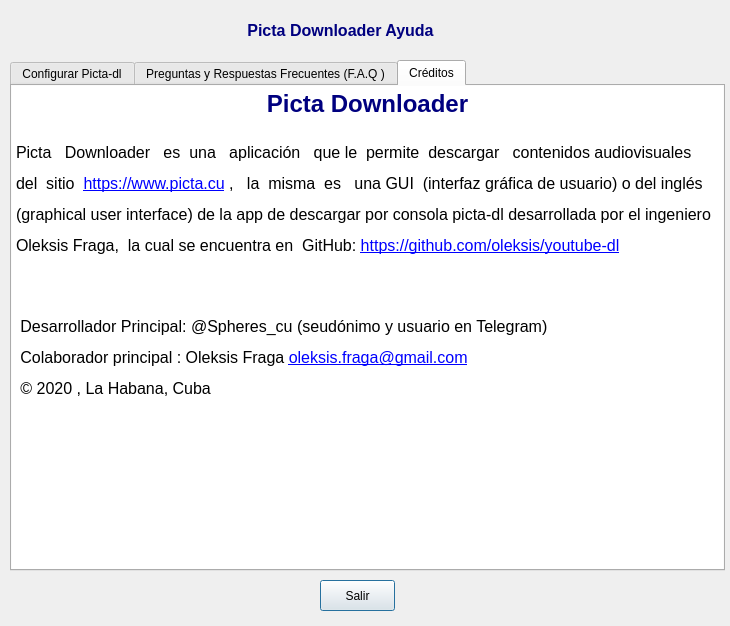
First picture: the form in information.ui, repository oleksis/picta-dl-gui, before the edit.
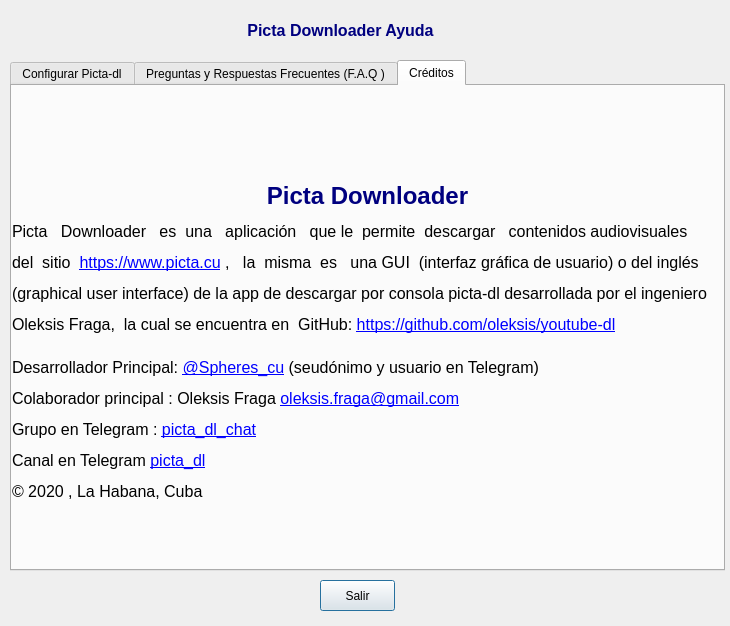
Second picture: the form after the edit. Icons and pictures are not drawn.

```diff
--- a/information.ui
+++ b/information.ui
@@ -175,57 +175,36 @@
     <attribute name="title">
      <string>Créditos</string>
     </attribute>
-    <widget class="QTextEdit" name="txtCredits">
+    <widget class="QLabel" name="lblCredits">
      <property name="geometry">
       <rect>
        <x>0</x>
        <y>0</y>
        <width>711</width>
-       <height>488</height>
+       <height>511</height>
       </rect>
      </property>
-     <property name="font">
-      <font>
-       <family>Arial</family>
-      </font>
-     </property>
-     <property name="focusPolicy">
-      <enum>Qt::NoFocus</enum>
-     </property>
-     <property name="contextMenuPolicy">
-      <enum>Qt::DefaultContextMenu</enum>
-     </property>
-     <property name="acceptDrops">
-      <bool>false</bool>
-     </property>
-     <property name="frameShape">
-      <enum>QFrame::NoFrame</enum>
-     </property>
-     <property name="frameShadow">
-      <enum>QFrame::Plain</enum>
-     </property>
-     <property name="lineWidth">
-      <number>0</number>
-     </property>
-     <property name="documentTitle">
-      <string/>
-     </property>
-     <property name="undoRedoEnabled">
-      <bool>false</bool>
-     </property>
-     <property name="html">
+     <property name="text">
       <string>&lt;!DOCTYPE HTML PUBLIC &quot;-//W3C//DTD HTML 4.0//EN&quot; &quot;http://www.w3.org/TR/REC-html40/strict.dtd&quot;&gt;
 &lt;html&gt;&lt;head&gt;&lt;meta name=&quot;qrichtext&quot; content=&quot;1&quot; /&gt;&lt;style type=&quot;text/css&quot;&gt;
 p, li { white-space: pre-wrap; }
-&lt;/style&gt;&lt;/head&gt;&lt;body style=&quot; font-family:'Arial'; font-size:8.25pt; font-weight:400; font-style:normal;&quot;&gt;
+&lt;/style&gt;&lt;/head&gt;&lt;body style=&quot; font-family:'MS Shell Dlg 2'; font-size:8pt; font-weight:400; font-style:normal;&quot;&gt;
 &lt;p align=&quot;center&quot; style=&quot; margin-top:12px; margin-bottom:12px; margin-left:0px; margin-right:0px; -qt-block-indent:0; text-indent:0px;&quot;&gt;&lt;img src=&quot;:/Logos/picta-dl-gui_logo.png&quot; /&gt;&lt;/p&gt;
-&lt;p align=&quot;center&quot; style=&quot; margin-top:12px; margin-bottom:12px; margin-left:0px; margin-right:0px; -qt-block-indent:0; text-indent:0px;&quot;&gt;&lt;span style=&quot; font-size:18pt; font-weight:600; color:#00007f;&quot;&gt;Picta Downloader&lt;/span&gt;&lt;/p&gt;
-&lt;p style=&quot; margin-top:12px; margin-bottom:12px; margin-left:0px; margin-right:0px; -qt-block-indent:0; text-indent:0px;&quot;&gt;&lt;br /&gt;&lt;span style=&quot; font-size:12.25pt;&quot;&gt;Picta   Downloader   es  una   aplicación   que le  permite  descargar   contenidos audiovisuales  &lt;/span&gt;&lt;/p&gt;
-&lt;p style=&quot; margin-top:12px; margin-bottom:12px; margin-left:0px; margin-right:0px; -qt-block-indent:0; text-indent:0px;&quot;&gt;&lt;span style=&quot; font-size:12.25pt;&quot;&gt;del  sitio  &lt;/span&gt;&lt;a href=&quot;https://www.picta.cu&quot;&gt;&lt;span style=&quot; font-size:12.25pt; text-decoration: underline; color:#0000ff;&quot;&gt;https://www.picta.cu&lt;/span&gt;&lt;/a&gt;&lt;span style=&quot; font-size:12.25pt;&quot;&gt; ,   la  misma  es   una GUI  (interfaz gráfica de usuario) o del inglés&lt;/span&gt;&lt;/p&gt;
-&lt;p style=&quot; margin-top:12px; margin-bottom:12px; margin-left:0px; margin-right:0px; -qt-block-indent:0; text-indent:0px;&quot;&gt;&lt;span style=&quot; font-size:12.25pt;&quot;&gt;(graphical user interface) de la app de descargar por consola picta-dl desarrollada por el ingeniero&lt;/span&gt;&lt;/p&gt;
-&lt;p style=&quot; margin-top:12px; margin-bottom:12px; margin-left:0px; margin-right:0px; -qt-block-indent:0; text-indent:0px;&quot;&gt;&lt;span style=&quot; font-size:12.25pt;&quot;&gt;Oleksis Fraga,  la cual se encuentra en  GitHub: &lt;/span&gt;&lt;a href=&quot;https://github.com/oleksis/youtube-dl&quot;&gt;&lt;span style=&quot; font-size:12.25pt; text-decoration: underline; color:#0000ff;&quot;&gt;https://github.com/oleksis/youtube-dl&lt;/span&gt;&lt;/a&gt;&lt;span style=&quot; font-size:12.25pt;&quot;&gt; &lt;/span&gt;&lt;br /&gt;&lt;br /&gt;&lt;/p&gt;
-&lt;p style=&quot;-qt-paragraph-type:empty; margin-top:12px; margin-bottom:12px; margin-left:0px; margin-right:0px; -qt-block-indent:0; text-indent:0px;&quot;&gt;&lt;br /&gt;&lt;/p&gt;
-&lt;p style=&quot; margin-top:12px; margin-bottom:12px; margin-left:0px; margin-right:0px; -qt-block-indent:0; text-indent:0px;&quot;&gt;&lt;span style=&quot; font-size:12.25pt;&quot;&gt; Desarrollador Principal: @Spheres_cu (seudónimo y usuario en Telegram)&lt;/span&gt;&lt;br /&gt;&lt;br /&gt;&lt;span style=&quot; font-size:12.25pt;&quot;&gt; Colaborador principal : Oleksis Fraga &lt;/span&gt;&lt;a href=&quot;mailto:oleksis.fraga@gmail.com&quot;&gt;&lt;span style=&quot; font-size:12.25pt; text-decoration: underline; color:#0000ff;&quot;&gt;oleksis.fraga@gmail.com&lt;/span&gt;&lt;/a&gt;&lt;span style=&quot; font-size:12.25pt;&quot;&gt; &lt;/span&gt;&lt;br /&gt;&lt;br /&gt;&lt;span style=&quot; font-size:12.25pt;&quot;&gt; © 2020 , La Habana, Cuba&lt;/span&gt;&lt;br /&gt;&lt;br /&gt;&lt;/p&gt;&lt;/body&gt;&lt;/html&gt;</string>
+&lt;p align=&quot;center&quot; style=&quot; margin-top:12px; margin-bottom:12px; margin-left:0px; margin-right:0px; -qt-block-indent:0; text-indent:0px;&quot;&gt;&lt;span style=&quot; font-family:'Arial'; font-size:18pt; font-weight:600; color:#00007f;&quot;&gt;Picta Downloader&lt;/span&gt;&lt;/p&gt;
+&lt;p style=&quot; margin-top:12px; margin-bottom:12px; margin-left:0px; margin-right:0px; -qt-block-indent:0; text-indent:0px;&quot;&gt;&lt;span style=&quot; font-family:'Arial'; font-size:12.25pt;&quot;&gt;Picta   Downloader   es  una   aplicación   que le  permite  descargar   contenidos audiovisuales  &lt;/span&gt;&lt;/p&gt;
+&lt;p style=&quot; margin-top:12px; margin-bottom:12px; margin-left:0px; margin-right:0px; -qt-block-indent:0; text-indent:0px;&quot;&gt;&lt;span style=&quot; font-family:'Arial'; font-size:12.25pt;&quot;&gt;del  sitio  &lt;/span&gt;&lt;a href=&quot;https://www.picta.cu&quot;&gt;&lt;span style=&quot; font-family:'Arial'; font-size:12.25pt; text-decoration: underline; color:#0000ff;&quot;&gt;https://www.picta.cu&lt;/span&gt;&lt;/a&gt;&lt;span style=&quot; font-family:'Arial'; font-size:12.25pt;&quot;&gt; ,   la  misma  es   una GUI  (interfaz gráfica de usuario) o del inglés&lt;/span&gt;&lt;/p&gt;
+&lt;p style=&quot; margin-top:12px; margin-bottom:12px; margin-left:0px; margin-right:0px; -qt-block-indent:0; text-indent:0px;&quot;&gt;&lt;span style=&quot; font-family:'Arial'; font-size:12.25pt;&quot;&gt;(graphical user interface) de la app de descargar por consola picta-dl desarrollada por el ingeniero&lt;/span&gt;&lt;/p&gt;
+&lt;p style=&quot; margin-top:12px; margin-bottom:12px; margin-left:0px; margin-right:0px; -qt-block-indent:0; text-indent:0px;&quot;&gt;&lt;span style=&quot; font-family:'Arial'; font-size:12.25pt;&quot;&gt;Oleksis Fraga,  la cual se encuentra en  GitHub: &lt;/span&gt;&lt;a href=&quot;https://github.com/oleksis/youtube-dl&quot;&gt;&lt;span style=&quot; font-family:'Arial'; font-size:12.25pt; text-decoration: underline; color:#0000ff;&quot;&gt;https://github.com/oleksis/youtube-dl&lt;/span&gt;&lt;/a&gt;&lt;span style=&quot; font-family:'Arial'; font-size:12.25pt;&quot;&gt; &lt;/span&gt;&lt;span style=&quot; font-family:'Arial'; font-size:8.25pt;&quot;&gt;&lt;br /&gt;&lt;/span&gt;&lt;/p&gt;
+&lt;p style=&quot; margin-top:12px; margin-bottom:12px; margin-left:0px; margin-right:0px; -qt-block-indent:0; text-indent:0px;&quot;&gt;&lt;span style=&quot; font-family:'Arial'; font-size:12.25pt;&quot;&gt;Desarrollador Principal: &lt;/span&gt;&lt;a href=&quot;https://t.me/Spheres_cu&quot;&gt;&lt;span style=&quot; font-family:'Arial'; font-size:12.25pt; text-decoration: underline; color:#0000ff;&quot;&gt;@Spheres_cu&lt;/span&gt;&lt;/a&gt;&lt;span style=&quot; font-family:'Arial'; font-size:12.25pt;&quot;&gt; (seudónimo y usuario en Telegram)&lt;/span&gt;&lt;span style=&quot; font-family:'Arial'; font-size:8.25pt;&quot;&gt;&lt;br /&gt;&lt;br /&gt;&lt;/span&gt;&lt;span style=&quot; font-family:'Arial'; font-size:12.25pt;&quot;&gt;Colaborador principal : Oleksis Fraga &lt;/span&gt;&lt;a href=&quot;mailto:oleksis.fraga@gmail.com&quot;&gt;&lt;span style=&quot; font-family:'Arial'; font-size:12.25pt; text-decoration: underline; color:#0000ff;&quot;&gt;oleksis.fraga@gmail.com&lt;/span&gt;&lt;/a&gt;&lt;/p&gt;
+&lt;p style=&quot; margin-top:12px; margin-bottom:12px; margin-left:0px; margin-right:0px; -qt-block-indent:0; text-indent:0px;&quot;&gt;&lt;span style=&quot; font-family:'Arial'; font-size:12.25pt;&quot;&gt;Grupo en Telegram : &lt;/span&gt;&lt;a href=&quot;https://t.me/picta_dl_chat&quot;&gt;&lt;span style=&quot; font-family:'Arial'; font-size:12.25pt; text-decoration: underline; color:#0000ff;&quot;&gt;picta_dl_chat&lt;/span&gt;&lt;/a&gt;&lt;span style=&quot; font-family:'Arial'; font-size:12.25pt;&quot;&gt;  &lt;/span&gt;&lt;/p&gt;
+&lt;p style=&quot; margin-top:12px; margin-bottom:12px; margin-left:0px; margin-right:0px; -qt-block-indent:0; text-indent:0px;&quot;&gt;&lt;span style=&quot; font-family:'Arial'; font-size:12.25pt;&quot;&gt;Canal en Telegram &lt;/span&gt;&lt;a href=&quot;https://t.me/picta_dl&quot;&gt;&lt;span style=&quot; font-family:'Arial'; font-size:12.25pt; text-decoration: underline; color:#0000ff;&quot;&gt;picta_dl&lt;/span&gt;&lt;/a&gt;&lt;/p&gt;
+&lt;p style=&quot; margin-top:12px; margin-bottom:12px; margin-left:0px; margin-right:0px; -qt-block-indent:0; text-indent:0px;&quot;&gt;&lt;span style=&quot; font-family:'Arial'; font-size:12.25pt;&quot;&gt;© 2020 , La Habana, Cuba&lt;/span&gt;&lt;/p&gt;&lt;/body&gt;&lt;/html&gt;</string>
+     </property>
+     <property name="textFormat">
+      <enum>Qt::RichText</enum>
+     </property>
+     <property name="openExternalLinks">
+      <bool>true</bool>
      </property>
      <property name="textInteractionFlags">
       <set>Qt::LinksAccessibleByKeyboard|Qt::LinksAccessibleByMouse|Qt::TextBrowserInteraction|Qt::TextSelectableByKeyboard|Qt::TextSelectableByMouse</set>
```
Left out of the diff: 4 changed lines with no effect on the pictures.
